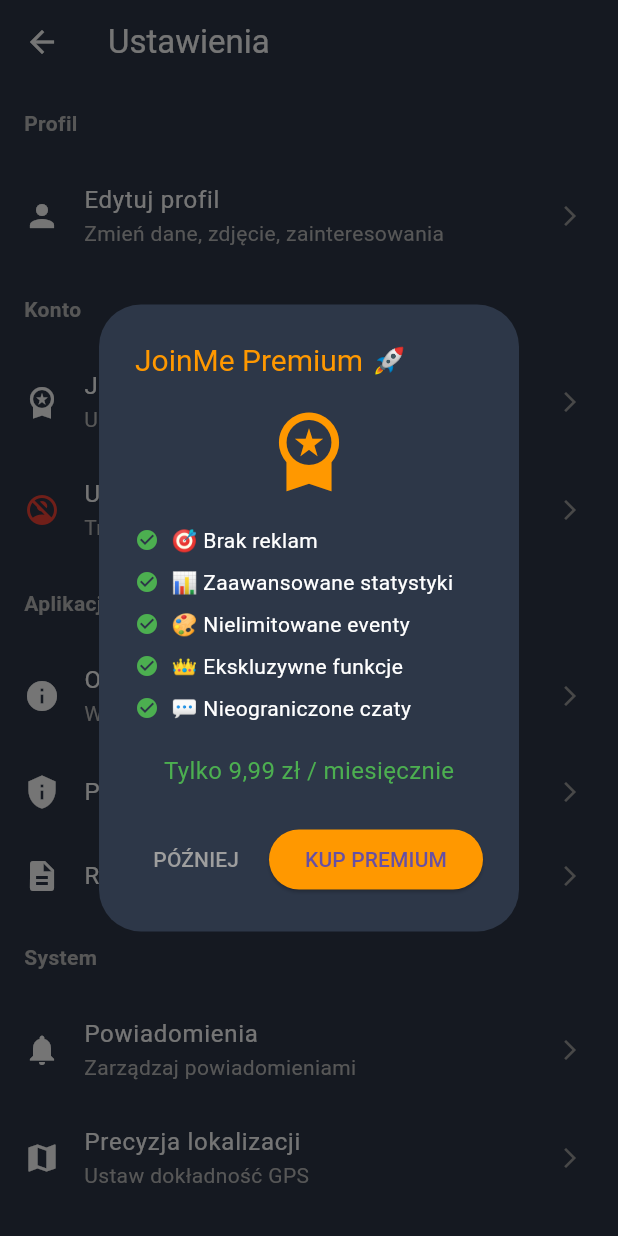
After one commit to paranojaman-dev/joinme-app, a Flutter app: the SettingsScreen screen opened directly, after a tap on "JoinMe Premium", on a phone screen of 412 x 824 dp. The commit adds this screen. Run offline on Flutter 3.47's test engine with Material 3 defaults, Android fonts, the phone set to English and light mode, and no system bars; our stand-ins replace geolocator, google_maps_flutter.

Commit message:
🎯 Dodano ekran ustawień + pełną funkcjonalność eventów
✨ NOWE FUNKCJE:
- Ekran ustawień z opcjami Premium, usuwania konta, informacji
- Klikalne markery eventów na mapie
- Lista eventów z przyciskiem 'Pokaż listę'
- Pełny podgląd szczegółów eventów
- Przycisk ustawień w górnym pasku

🔧 POPRAWKI:
- Naprawiona funkcja _loadMarkers()
- Bezpieczna nawigacja
- Responsywny UI

```diff
--- /dev/null
+++ b/lib/settings_screen.dart
@@ -0,0 +1,326 @@
+import 'package:flutter/material.dart';
+
+class SettingsScreen extends StatelessWidget {
+  @override
+  Widget build(BuildContext context) {
+    return Scaffold(
+      backgroundColor: Color(0xFF2D3748),
+      appBar: AppBar(
+        title: Text('Ustawienia', style: TextStyle(color: Colors.white)),
+        backgroundColor: Colors.transparent,
+        elevation: 0,
+        leading: IconButton(
+          icon: Icon(Icons.arrow_back, color: Colors.white),
+          onPressed: () => Navigator.pop(context),
+        ),
+      ),
+      body: ListView(
+        children: [
+          // Sekcja PROFIL
+          _buildSectionHeader('Profil'),
+          _buildSettingsItem(
+            icon: Icons.person,
+            title: 'Edytuj profil',
+            subtitle: 'Zmień dane, zdjęcie, zainteresowania',
+            onTap: () {
+              ScaffoldMessenger.of(context).showSnackBar(
+                SnackBar(
+                  content: Text('Edycja profilu wkrótce dostępna! 📝'),
+                  backgroundColor: Colors.orange,
+                ),
+              );
+            },
+          ),
+
+          // Sekcja KONTO
+          _buildSectionHeader('Konto'),
+          _buildSettingsItem(
+            icon: Icons.workspace_premium,
+            title: 'JoinMe Premium',
+            subtitle: 'Usuń reklamy, więcej funkcji',
+            onTap: () => _showPremiumDialog(context),
+          ),
+          _buildSettingsItem(
+            icon: Icons.no_accounts,
+            title: 'Usuń konto',
+            subtitle: 'Trwale usuń konto i dane',
+            onTap: () => _deleteAccount(context),
+            color: Colors.red,
+          ),
+
+          // Sekcja APLIKACJA
+          _buildSectionHeader('Aplikacja'),
+          _buildSettingsItem(
+            icon: Icons.info,
+            title: 'O aplikacji',
+            subtitle: 'Wersja 1.0.0 • JoinMe Social',
+            onTap: () => _showAboutDialog(context),
+          ),
+          _buildSettingsItem(
+            icon: Icons.privacy_tip,
+            title: 'Polityka prywatności',
+            onTap: () => _showPrivacyPolicy(context),
+          ),
+          _buildSettingsItem(
+            icon: Icons.description,
+            title: 'Regulamin',
+            onTap: () => _showTerms(context),
+          ),
+
+          // Sekcja SYSTEM
+          _buildSectionHeader('System'),
+          _buildSettingsItem(
+            icon: Icons.notifications,
+            title: 'Powiadomienia',
+            subtitle: 'Zarządzaj powiadomieniami',
+            onTap: () => _notificationSettings(context),
+          ),
+          _buildSettingsItem(
+            icon: Icons.map,
+            title: 'Precyzja lokalizacji',
+            subtitle: 'Ustaw dokładność GPS',
+            onTap: () => _locationSettings(context),
+          ),
+        ],
+      ),
+    );
+  }
+
+  Widget _buildSectionHeader(String title) {
+    return Padding(
+      padding: EdgeInsets.all(16),
+      child: Text(
+        title,
+        style: TextStyle(
+          color: Colors.grey[400],
+          fontSize: 14,
+          fontWeight: FontWeight.bold,
+        ),
+      ),
+    );
+  }
+
+  Widget _buildSettingsItem({
+    required IconData icon,
+    required String title,
+    String? subtitle,
+    required Function onTap,
+    Color color = Colors.white,
+  }) {
+    return ListTile(
+      leading: Icon(icon, color: color),
+      title: Text(title, style: TextStyle(color: Colors.white)),
+      subtitle: subtitle != null
+          ? Text(subtitle, style: TextStyle(color: Colors.grey[400]))
+          : null,
+      trailing: Icon(Icons.arrow_forward_ios, size: 16, color: Colors.grey),
+      onTap: () => onTap(),
+    );
+  }
+
+  // FUNKCJE DLA POSZCZEGÓLNYCH OPCJI:
+
+  void _showPremiumDialog(BuildContext context) {
+    showDialog(
+      context: context,
+      builder: (context) {
+        return AlertDialog(
+          backgroundColor: Color(0xFF2D3748),
+          title: Text('JoinMe Premium 🚀',
+              style: TextStyle(color: Colors.orange, fontSize: 20)),
+          content: Column(
+            mainAxisSize: MainAxisSize.min,
+            children: [
+              Icon(Icons.workspace_premium, size: 60, color: Colors.orange),
+              SizedBox(height: 16),
+              _buildPremiumFeature('🎯 Brak reklam'),
+              _buildPremiumFeature('📊 Zaawansowane statystyki'),
+              _buildPremiumFeature('🎨 Nielimitowane eventy'),
+              _buildPremiumFeature('👑 Ekskluzywne funkcje'),
+              _buildPremiumFeature('💬 Nieograniczone czaty'),
+              SizedBox(height: 16),
+              Text('Tylko 9,99 zł / miesięcznie',
+                  style: TextStyle(color: Colors.green, fontSize: 16)),
+            ],
+          ),
+          actions: [
+            TextButton(
+              onPressed: () => Navigator.pop(context),
+              child: Text('PÓŹNIEJ', style: TextStyle(color: Colors.grey)),
+            ),
+            ElevatedButton(
+              onPressed: () {
+                Navigator.pop(context);
+                ScaffoldMessenger.of(context).showSnackBar(
+                  SnackBar(
+                    content: Text('Dziękujemy za zainteresowanie Premium! 🎉'),
+                    backgroundColor: Colors.orange,
+                  ),
+                );
+              },
+              child: Text('KUP PREMIUM'),
+              style: ElevatedButton.styleFrom(backgroundColor: Colors.orange),
+            ),
+          ],
+        );
+      },
+    );
+  }
+
+  Widget _buildPremiumFeature(String feature) {
+    return Padding(
+      padding: EdgeInsets.symmetric(vertical: 4),
+      child: Row(
+        children: [
+          Icon(Icons.check_circle, color: Colors.green, size: 16),
+          SizedBox(width: 8),
+          Text(feature, style: TextStyle(color: Colors.white, fontSize: 14)),
+        ],
+      ),
+    );
+  }
+
+  void _deleteAccount(BuildContext context) {
+    showDialog(
+      context: context,
+      builder: (context) {
+        return AlertDialog(
+          backgroundColor: Color(0xFF2D3748),
+          title: Text('Usunięcie konta ⚠️', style: TextStyle(color: Colors.red)),
+          content: Text(
+            'Czy na pewno chcesz usunąć konto? Ta operacja jest nieodwracalna i spowoduje utratę wszystkich danych.',
+            style: TextStyle(color: Colors.white),
+          ),
+          actions: [
+            TextButton(
+              onPressed: () => Navigator.pop(context),
+              child: Text('ANULUJ', style: TextStyle(color: Colors.grey)),
+            ),
+            ElevatedButton(
+              onPressed: () {
+                Navigator.pop(context);
+                ScaffoldMessenger.of(context).showSnackBar(
+                  SnackBar(
+                    content: Text('Funkcja usuwania konta wkrótce dostępna'),
+                    backgroundColor: Colors.red,
+                  ),
+                );
+              },
+              child: Text('USUŃ KONTO'),
+              style: ElevatedButton.styleFrom(backgroundColor: Colors.red),
+            ),
+          ],
+        );
+      },
+    );
+  }
+
+  void _showAboutDialog(BuildContext context) {
+    showDialog(
+      context: context,
+      builder: (context) {
+        return AlertDialog(
+          backgroundColor: Color(0xFF2D3748),
+          title: Text('O aplikacji ℹ️', style: TextStyle(color: Colors.orange)),
+          content: SingleChildScrollView(
+            child: Column(
+              mainAxisSize: MainAxisSize.min,
+              crossAxisAlignment: CrossAxisAlignment.start,
+              children: [
+                Text('JoinMe - Aplikacja społecznościowa',
+                    style: TextStyle(color: Colors.white, fontWeight: FontWeight.bold)),
+                SizedBox(height: 8),
+                Text('Wersja: 1.0.0', style: TextStyle(color: Colors.grey)),
+                Text('MoonRoom', style: TextStyle(color: Colors.grey)),
+                SizedBox(height: 16),
+                Text('Łącz ludzi, twórz eventy, poznawaj nowych znajomych!',
+                    style: TextStyle(color: Colors.white, fontStyle: FontStyle.italic)),
+              ],
+            ),
+          ),
+          actions: [
+            TextButton(
+              onPressed: () => Navigator.pop(context),
+              child: Text('ZAMKNIJ', style: TextStyle(color: Colors.orange)),
+            ),
+          ],
+        );
+      },
+    );
+  }
+
+  void _showPrivacyPolicy(BuildContext context) {
+    showDialog(
+      context: context,
+      builder: (context) {
+        return AlertDialog(
+          backgroundColor: Color(0xFF2D3748),
+          title: Text('Polityka prywatności 📄', style: TextStyle(color: Colors.orange)),
+          content: SingleChildScrollView(
+            child: Text(
+              'Twoja prywatność jest dla nas ważna. JoinMe chroni Twoje dane i używa ich tylko do zapewnienia funkcjonalności aplikacji.\n\n'
+                  '• Zbieramy tylko niezbędne dane\n'
+                  '• Nie udostępniamy danych stronom trzecim\n'
+                  '• Możesz usunąć swoje dane w każdej chwili\n'
+                  '• Szyfrujemy wszystkie połączenia',
+              style: TextStyle(color: Colors.white),
+            ),
+          ),
+          actions: [
+            TextButton(
+              onPressed: () => Navigator.pop(context),
+              child: Text('ROZUMIEM', style: TextStyle(color: Colors.orange)),
+            ),
+          ],
+        );
+      },
+    );
+  }
+
+  void _showTerms(BuildContext context) {
+    showDialog(
+      context: context,
+      builder: (context) {
+        return AlertDialog(
+          backgroundColor: Color(0xFF2D3748),
+          title: Text('Regulamin 📝', style: TextStyle(color: Colors.orange)),
+          content: SingleChildScrollView(
+            child: Text(
+              'Korzystając z JoinMe akceptujesz nasz regulamin:\n\n'
+                  '1. Szanuj innych użytkowników\n'
+                  '2. Nie publikuj nieodpowiednich treści\n'
+                  '3. Korzystaj z aplikacji zgodnie z prawem\n'
+                  '4. Jesteś odpowiedzialny za swoje eventy\n'
+                  '5. Zgłaszaj niewłaściwe zachowania',
+              style: TextStyle(color: Colors.white),
+            ),
+          ),
+          actions: [
+            TextButton(
+              onPressed: () => Navigator.pop(context),
+              child: Text('AKCEPTUJĘ', style: TextStyle(color: Colors.orange)),
+            ),
+          ],
+        );
+      },
+    );
+  }
+
+  void _notificationSettings(BuildContext context) {
+    ScaffoldMessenger.of(context).showSnackBar(
+      SnackBar(
+        content: Text('Ustawienia powiadomień wkrótce dostępne! 🔔'),
+        backgroundColor: Colors.blue,
+      ),
+    );
+  }
+
+  void _locationSettings(BuildContext context) {
+    ScaffoldMessenger.of(context).showSnackBar(
+      SnackBar(
+        content: Text('Ustawienia lokalizacji wkrótce dostępne! 📍'),
+        backgroundColor: Colors.green,
+      ),
+    );
+  }
+}
```
Also changed, not shown: lib/main.dart (+13 -0 lines), lib/premium_dialog.dart (added, +55 -0 lines).
